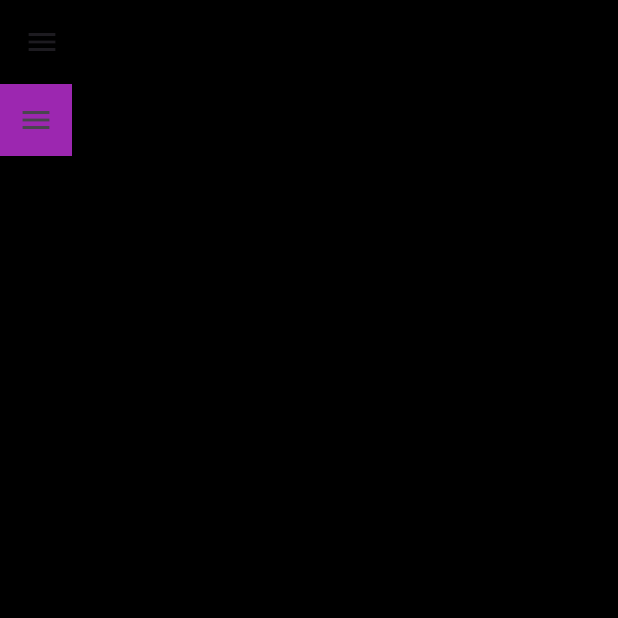
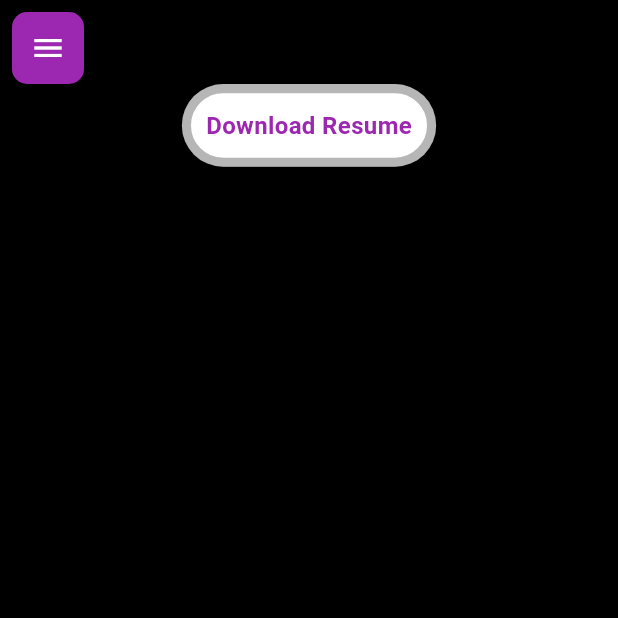
Before and after one commit to francisnatty/Portfolio, a Flutter app: the screen it shows after launch, on a phone screen of 412 x 824 dp, the top half of it. Run offline on Flutter 3.47's test engine with Material 3 defaults, Android fonts, the phone set to English and light mode, and no system bars; generated files the repository leaves out were written again.

Commit message:
download button animation

```diff
--- a/lib/core/constants/colors.dart
+++ b/lib/core/constants/colors.dart
@@ -4,4 +4,5 @@ class AppColors {
   static const purple = Colors.purple;
   static const blue = Colors.blue;
   static const black = Colors.black;
+  static const white = Colors.white;
 }
--- a/lib/features/app/presentation/pages/home/home_screen.dart
+++ b/lib/features/app/presentation/pages/home/home_screen.dart
@@ -1,5 +1,6 @@
 import 'package:flutter/material.dart';
 import 'package:portfolio/features/app/presentation/pages/custom_drawer.dart';
+import 'package:portfolio/features/app/presentation/pages/home/practice.dart';
 import 'package:portfolio/features/app/presentation/widgets/custom_widgets/curved_container.dart';
 
 import '../../../../../core/constants/constants.dart';
@@ -11,32 +12,97 @@ class HomeScreen extends StatefulWidget {
   State<HomeScreen> createState() => _HomeScreenState();
 }
 
-class _HomeScreenState extends State<HomeScreen> {
+class _HomeScreenState extends State<HomeScreen> with TickerProviderStateMixin {
   final GlobalKey<ScaffoldState> _scaffoldKey = GlobalKey<ScaffoldState>();
+  bool? _showBorder = false;
+  late AnimationController _controller;
+  late AnimationController _sizeController;
+  late Animation<double> _sizeAnimation;
+  late Animation<Color?> _borderColor;
+
+  @override
+  void initState() {
+    _controller = AnimationController(
+        duration: const Duration(milliseconds: 1000), vsync: this);
+
+    _sizeController = AnimationController(
+        vsync: this, duration: const Duration(milliseconds: 1000));
+
+    _borderColor = ColorTween(
+            begin: Colors.transparent.withOpacity(0.7), end: Colors.transparent)
+        .animate(_controller);
+
+    _sizeAnimation =
+        Tween<double>(begin: 15, end: 0.0).animate(_sizeController);
+
+    _controller.repeat(reverse: true);
+    _sizeController.repeat(reverse: true);
+    super.initState();
+  }
+
+  void showBorder(bool value) {
+    setState(() {
+      _showBorder = value;
+    });
+  }
+
   @override
   Widget build(BuildContext context) {
+    final myData = MyStateWidget.of(context)?.data ?? 0;
+
     return Scaffold(
       key: _scaffoldKey,
       drawer: const CustomDrawer(),
       backgroundColor: AppColors.black,
-      appBar: AppBar(
-        backgroundColor: AppColors.black,
-      ),
-      body: Column(
+      body: Padding(
+        padding: const EdgeInsets.all(8.0),
+        child: Column(
           children: [
             Align(
               alignment: Alignment.topLeft,
               child: CurvedContainer(
+                radius: 10,
                 color: AppColors.purple,
                 child: IconButton(
                   onPressed: () {
                     _scaffoldKey.currentState!.openDrawer();
                   },
-                icon: const Icon(Icons.menu),
+                  icon: const Icon(
+                    Icons.menu,
+                    color: AppColors.white,
                   ),
                 ),
-          )
+              ),
+            ),
+            Center(
+                child: AnimatedBuilder(
+              animation: _borderColor,
+              builder: (context, child) {
+                return AnimatedContainer(
+                  duration: const Duration(milliseconds: 500),
+                  padding: const EdgeInsets.symmetric(
+                    vertical: 10,
+                    horizontal: 10,
+                  ),
+                  decoration: BoxDecoration(
+                    color: Colors.white,
+                    borderRadius: BorderRadius.circular(30),
+                    border: Border.all(
+                        color: _borderColor.value!,
+                        width: _sizeAnimation.value),
+                  ),
+                  child: const Text(
+                    'Download Resume',
+                    style: TextStyle(
+                        color: Colors.purple,
+                        fontWeight: FontWeight.bold,
+                        fontSize: 16),
+                  ),
+                );
+              },
+            ))
           ],
+        ),
       ),
     );
   }
--- /dev/null
+++ b/lib/features/app/presentation/pages/home/practice.dart
@@ -0,0 +1,20 @@
+import 'package:flutter/material.dart';
+
+class MyStateWidget extends InheritedWidget {
+  const MyStateWidget({
+    Key? key,
+    required this.data,
+    required Widget child,
+  }) : super(key: key, child: child);
+
+  final int data;
+
+  static MyStateWidget? of(BuildContext context) {
+    return context.dependOnInheritedWidgetOfExactType<MyStateWidget>();
+  }
+
+  @override
+  bool updateShouldNotify(MyStateWidget oldWidget) {
+    return oldWidget.data != data;
+  }
+}
--- a/lib/main.dart
+++ b/lib/main.dart
@@ -2,6 +2,7 @@ import 'package:flutter/material.dart';
 import 'package:flutter_localizations/flutter_localizations.dart';
 import 'package:flutter_gen/gen_l10n/app_localizations.dart';
 import 'package:portfolio/features/app/presentation/pages/home/home_screen.dart';
+import 'package:portfolio/features/app/presentation/pages/home/practice.dart';
 
 void main() {
   runApp(const MyApp());
@@ -12,7 +13,9 @@ class MyApp extends StatelessWidget {
 
   @override
   Widget build(BuildContext context) {
-    return MaterialApp(
+    return MyStateWidget(
+        data: 42,
+        child: MaterialApp(
           title: 'Flutter Demo',
           theme: ThemeData(
             colorScheme: ColorScheme.fromSeed(seedColor: Colors.deepPurple),
@@ -30,6 +33,6 @@ class MyApp extends StatelessWidget {
             Locale('fr'),
           ],
           home: const HomeScreen(),
-    );
+        ));
   }
 }
```
Lines whose indentation alone changed are shown as unchanged.
